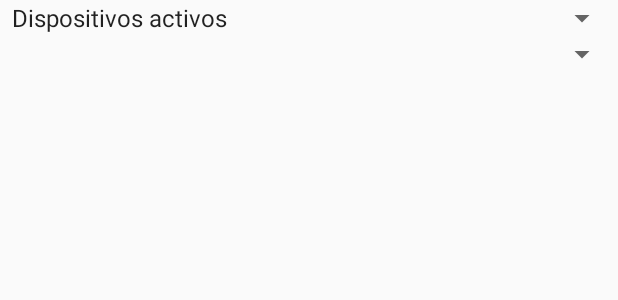
After one commit to esgomezse/gestiondapp, an Android app: the layout inventario.xml on its own in the app's theme, with its tools: preview values and no code run, on a phone screen of 412 x 824 dp. The commit adds this screen. Shown: the top 300 px of the screen. Run offline under Robolectric (Android 15) with nearby library versions, the light colour scheme and no system bars.

Commit message:
Integración base de datos

```diff
--- a/app/build.gradle
+++ b/app/build.gradle
@@ -36,5 +36,6 @@ dependencies {
     androidTestImplementation 'androidx.test.espresso:espresso-core:3.2.0'
     implementation 'com.google.firebase:firebase-auth:19.3.2'
     implementation 'androidx.constraintlayout:constraintlayout:2.0.1'
+    implementation 'com.google.firebase:firebase-database-ktx:19.3.1'
 }
 apply plugin: 'com.google.gms.google-services'
--- a/app/src/main/AndroidManifest.xml
+++ b/app/src/main/AndroidManifest.xml
@@ -19,5 +19,6 @@
         </activity>
         <activity android:name=".HomeActivity" />
         <activity android:name=".ClasificacionMacro" />
+        <activity android:name=".MacroActivity" />
     </application>
 </manifest>
--- a/app/src/main/java/com/umb/gestiondapp/HomeActivity.kt
+++ b/app/src/main/java/com/umb/gestiondapp/HomeActivity.kt
@@ -11,7 +11,7 @@ class HomeActivity: AppCompatActivity() {
         setContentView(R.layout.home_activity)
         asistencias.setOnClickListener {
             startActivity(
-                Intent(this,ClasificacionMacro::class.java)
+                Intent(this,MacroActivity::class.java)
             )
         }
     }
--- /dev/null
+++ b/app/src/main/res/layout/inventario.xml
@@ -0,0 +1,16 @@
+<?xml version="1.0" encoding="utf-8"?>
+<LinearLayout xmlns:android="http://schemas.android.com/apk/res/android"
+    xmlns:tools="http://schemas.android.com/tools"
+    android:orientation="vertical"
+    android:layout_width="match_parent"
+    android:layout_height="match_parent">
+    <androidx.appcompat.widget.AppCompatSpinner
+        android:id="@+id/macro"
+        android:layout_width="match_parent"
+        android:layout_height="wrap_content"
+        android:entries="@array/macros"/>
+    <androidx.appcompat.widget.AppCompatSpinner
+        android:id="@+id/micro"
+        android:layout_width="match_parent"
+        android:layout_height="wrap_content"/>
+</LinearLayout>
--- a/app/src/main/res/values/strings.xml
+++ b/app/src/main/res/values/strings.xml
@@ -1,3 +1,7 @@
 <resources>
     <string name="app_name">gestiondapp</string>
+    <string-array name="macros">
+        <item> Dispositivos activos </item>
+        <item> Dispositivos pasivos </item>
+    </string-array>
 </resources>
```
Also changed, not shown: app/src/main/java/com/umb/gestiondapp/ClasificacionMacro.kt (deleted, +0 -10 lines), app/src/main/java/com/umb/gestiondapp/MacroActivity.kt (added, +32 -0 lines), app/src/main/res/drawable/ic_gestion.xml (added, +10 -0 lines).
